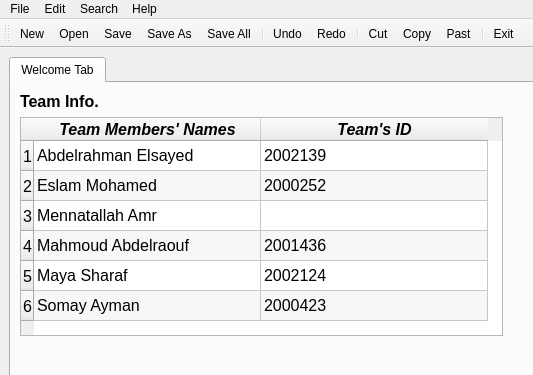
Old version of the form WorkSpace/DS_Project/mainwindow.ui in the repository OrcaLinux/Data-Structure-and-Algorithms-Project; both pictures show x 0 to 533 and y 0 to 375 of the 909 by 678 pixel window.
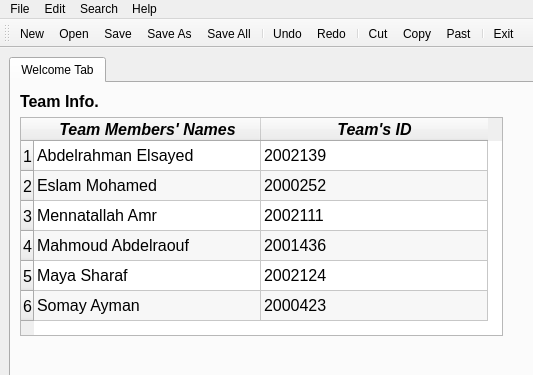
New version of the form. Icons and pictures are not drawn.

Diff of the .ui file:
```diff
--- a/WorkSpace/DS_Project/mainwindow.ui
+++ b/WorkSpace/DS_Project/mainwindow.ui
@@ -181,6 +181,11 @@
               </font>
              </property>
             </item>
+            <item row="2" column="1">
+             <property name="text">
+              <string>2002111</string>
+             </property>
+            </item>
             <item row="3" column="0">
              <property name="text">
               <string>Mahmoud Abdelraouf</string>
```
